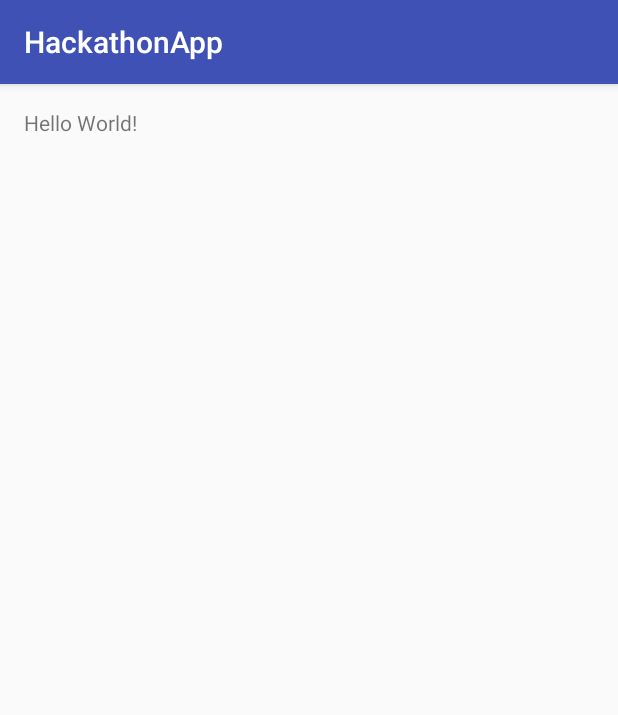
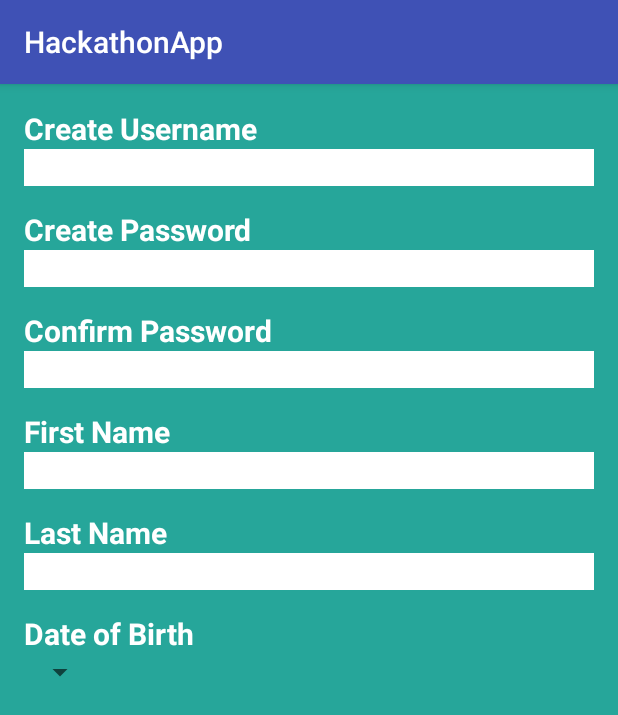
Before and after one commit to Maximus027/HackathonApp, an Android app: the screen it shows after launch (HomeActivity before the commit, LoginCreate after it), on a phone screen of 412 x 824 dp. Shown: the top 715 px of the screen. Run offline under Robolectric (Android 15) with nearby library versions, the phone set to English and light mode, and no system bars.

Commit message:
first commit-login screen/activity

```diff
--- a/app/src/main/AndroidManifest.xml
+++ b/app/src/main/AndroidManifest.xml
@@ -8,13 +8,15 @@
         android:label="@string/app_name"
         android:supportsRtl="true"
         android:theme="@style/AppTheme">
-        <activity android:name=".HomeActivity">
+        <activity android:name=".login.LoginCreate">
             <intent-filter>
                 <action android:name="android.intent.action.MAIN" />
 
                 <category android:name="android.intent.category.LAUNCHER" />
             </intent-filter>
         </activity>
+        <activity android:name=".login.LoginMain" />
+        <activity android:name=".HomeActivity"></activity>
     </application>
 
 </manifest>
--- /dev/null
+++ b/app/src/main/java/nyc/c4q/maxrosado/hackathonapp/login/LoginCreate.java
@@ -0,0 +1,15 @@
+package nyc.c4q.maxrosado.hackathonapp.login;
+
+import android.os.Bundle;
+import android.support.v7.app.AppCompatActivity;
+
+import nyc.c4q.maxrosado.hackathonapp.R;
+
+public class LoginCreate extends AppCompatActivity {
+
+    @Override
+    protected void onCreate(Bundle savedInstanceState) {
+        super.onCreate(savedInstanceState);
+        setContentView(R.layout.activity_login_create);
+    }
+}
--- /dev/null
+++ b/app/src/main/res/layout/activity_login_create.xml
@@ -0,0 +1,103 @@
+<?xml version="1.0" encoding="utf-8"?>
+<LinearLayout xmlns:android="http://schemas.android.com/apk/res/android"
+    xmlns:tools="http://schemas.android.com/tools"
+    android:id="@+id/activity_login_create"
+    android:layout_width="match_parent"
+    android:layout_height="match_parent"
+    android:paddingBottom="@dimen/activity_vertical_margin"
+    android:paddingLeft="@dimen/activity_horizontal_margin"
+    android:paddingRight="@dimen/activity_horizontal_margin"
+    android:paddingTop="@dimen/activity_vertical_margin"
+    android:background="@color/darkestGreenScheme"
+    android:orientation="vertical"
+    tools:context="nyc.c4q.maxrosado.hackathonapp.login.LoginCreate">
+
+    <TextView
+        android:layout_width="match_parent"
+        android:layout_height="wrap_content"
+        android:text="@string/new_username_request"
+        android:textColor="@color/White"
+        android:textSize="@dimen/textview_fontsize"
+        android:textStyle="bold" />
+
+    <EditText
+        android:id="@+id/username_logCreate"
+        android:layout_width="match_parent"
+        android:layout_height="wrap_content"
+        android:layout_marginBottom="@dimen/edit_text_margin_bottom"
+        android:background="@color/White" />
+
+    <TextView
+        android:layout_width="match_parent"
+        android:layout_height="wrap_content"
+        android:text="@string/new_password_request"
+        android:textColor="@color/White"
+        android:textSize="@dimen/textview_fontsize"
+        android:textStyle="bold" />
+
+    <EditText
+        android:id="@+id/password_logCreate"
+        android:layout_width="match_parent"
+        android:layout_height="wrap_content"
+        android:layout_marginBottom="@dimen/edit_text_margin_bottom"
+        android:background="@color/White" />
+
+    <TextView
+        android:layout_width="match_parent"
+        android:layout_height="wrap_content"
+        android:text="@string/new_password_confirm_request"
+        android:textColor="@color/White"
+        android:textSize="@dimen/textview_fontsize"
+        android:textStyle="bold" />
+
+    <EditText
+        android:id="@+id/password_confirm_logCreate"
+        android:layout_width="match_parent"
+        android:layout_height="wrap_content"
+        android:layout_marginBottom="@dimen/edit_text_margin_bottom"
+        android:background="@color/White" />
+
+    <TextView
+        android:layout_width="match_parent"
+        android:layout_height="wrap_content"
+        android:text="@string/new_fName_request"
+        android:textColor="@color/White"
+        android:textSize="@dimen/textview_fontsize"
+        android:textStyle="bold" />
+
+    <EditText
+        android:id="@+id/fName_logCreate"
+        android:layout_width="match_parent"
+        android:layout_height="wrap_content"
+        android:layout_marginBottom="@dimen/edit_text_margin_bottom"
+        android:background="@color/White" />
+
+    <TextView
+        android:layout_width="match_parent"
+        android:layout_height="wrap_content"
+        android:text="@string/new_lName_request"
+        android:textColor="@color/White"
+        android:textSize="@dimen/textview_fontsize"
+        android:textStyle="bold" />
+
+    <EditText
+        android:id="@+id/lName_logCreate"
+        android:layout_width="match_parent"
+        android:layout_height="wrap_content"
+        android:layout_marginBottom="@dimen/edit_text_margin_bottom"
+        android:background="@color/White" />
+
+    <TextView
+        android:layout_width="match_parent"
+        android:layout_height="wrap_content"
+        android:text="@string/new_bday_request"
+        android:textColor="@color/White"
+        android:textSize="@dimen/textview_fontsize"
+        android:textStyle="bold" />
+
+    <Spinner
+        android:layout_width="wrap_content"
+        android:layout_height="wrap_content"
+        style="@style/Animation.AppCompat.DropDownUp"></Spinner>
+
+</LinearLayout>
--- a/app/src/main/res/values/colors.xml
+++ b/app/src/main/res/values/colors.xml
@@ -3,4 +3,11 @@
     <color name="colorPrimary">#3F51B5</color>
     <color name="colorPrimaryDark">#303F9F</color>
     <color name="colorAccent">#FF4081</color>
+    <color name="superLightGreenScheme">#B2DFDB</color>
+    <color name="lightGreenScheme">#64FFDA</color>
+    <color name="middleGreenScheme">#1DE9B6</color>
+    <color name="darkestGreenScheme">#26A69A</color>
+    <color name="White">#FFFFFF</color>
+
+
 </resources>
--- a/app/src/main/res/values/dimens.xml
+++ b/app/src/main/res/values/dimens.xml
@@ -2,4 +2,6 @@
     <!-- Default screen margins, per the Android Design guidelines. -->
     <dimen name="activity_horizontal_margin">16dp</dimen>
     <dimen name="activity_vertical_margin">16dp</dimen>
+    <dimen name="textview_fontsize">20sp</dimen>
+    <dimen name="edit_text_margin_bottom">15dp</dimen>
 </resources>
--- a/app/src/main/res/values/strings.xml
+++ b/app/src/main/res/values/strings.xml
@@ -1,3 +1,22 @@
 <resources>
+
     <string name="app_name">HackathonApp</string>
+    <string name="username_title">Username</string>
+    <string name="password_title">Password</string>
+    <string name="new_username_request">Create Username</string>
+    <string name="new_password_request">Create Password</string>
+    <string name="new_password_confirm_request">Confirm Password</string>
+    <string name="new_fName_request">First Name</string>
+    <string name="new_lName_request">Last Name</string>
+    <string name="new_bday_request">Date of Birth</string>
+    <string-array name="dob">
+        <item>1</item>
+        <item>2</item>
+        <item>3</item>
+        <item>4</item>
+        <item>5</item>
+        <item>6</item>
+
+    </string-array>
+
 </resources>
```
Also changed, not shown: app/src/main/java/nyc/c4q/maxrosado/hackathonapp/login/LoginMain.java (added, +15 -0 lines), app/src/main/res/layout/activity_login_main.xml (added, +71 -0 lines), app/src/main/res/drawable/bballguy_edit.jpg (added), app/src/main/res/drawable/bballguy_edit2.jpg (added), app/src/main/res/drawable/sports_bg_big.png (added), app/src/main/res/drawable/sports_bg_big_green.png (added), app/src/main/res/drawable/sportscrop.png (added).
